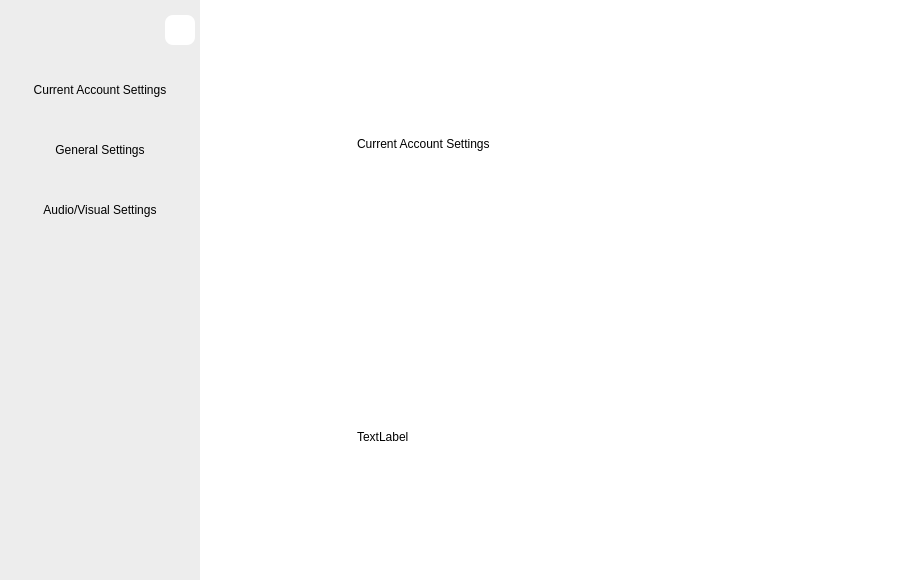
Above: settingswidget.ui from savoirfairelinux/jami-client-windows before the change. Below: the same form after it.
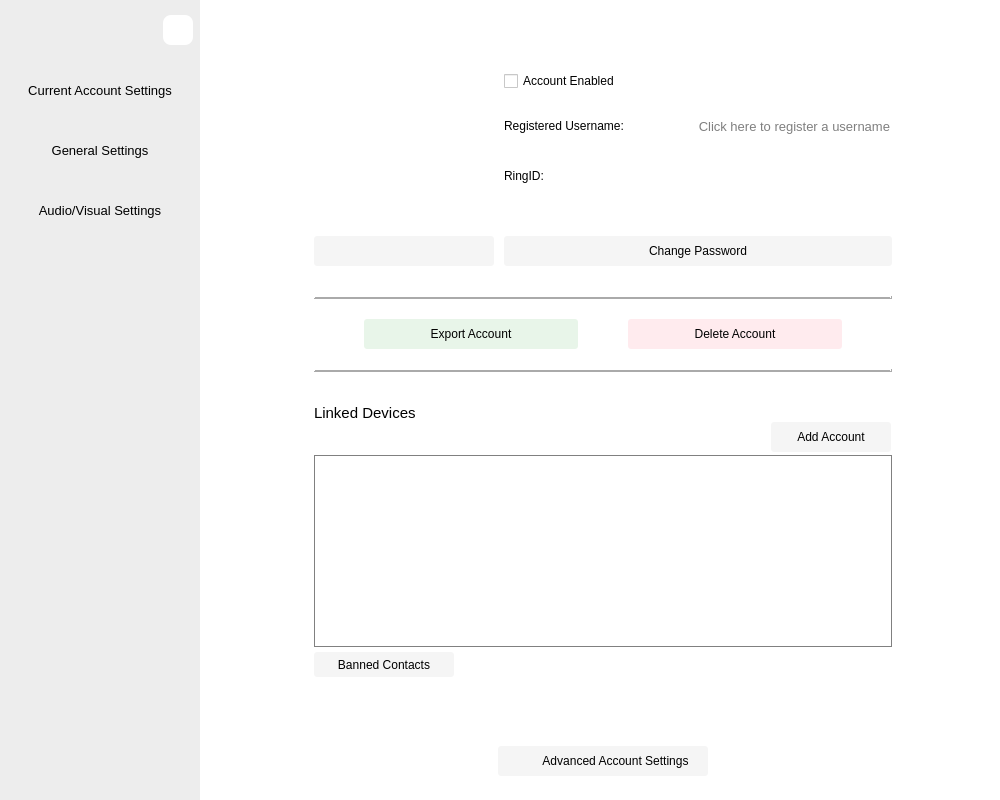
That is the form after the change. The open tabs and pages were chosen to show the change. Icons and pictures are not drawn. Custom widgets are drawn as their Qt base class.

Commit message: avatar selection

Patch:
```diff
--- a/settingswidget.ui
+++ b/settingswidget.ui
@@ -6,8 +6,8 @@
    <rect>
     <x>0</x>
     <y>0</y>
-    <width>914</width>
-    <height>580</height>
+    <width>1000</width>
+    <height>800</height>
    </rect>
   </property>
   <property name="windowTitle">
@@ -99,7 +99,7 @@
          <number>0</number>
         </property>
         <property name="rightMargin">
-         <number>5</number>
+         <number>7</number>
         </property>
         <item>
          <spacer name="horizontalSpacer_2">
@@ -177,6 +177,11 @@
           <height>60</height>
          </size>
         </property>
+        <property name="font">
+         <font>
+          <pointsize>10</pointsize>
+         </font>
+        </property>
         <property name="styleSheet">
          <string notr="true">border: 0px, </string>
         </property>
@@ -205,6 +210,11 @@
           <height>60</height>
          </size>
         </property>
+        <property name="font">
+         <font>
+          <pointsize>10</pointsize>
+         </font>
+        </property>
         <property name="styleSheet">
          <string notr="true">border: 0px, </string>
         </property>
@@ -233,6 +243,11 @@
           <height>60</height>
          </size>
         </property>
+        <property name="font">
+         <font>
+          <pointsize>10</pointsize>
+         </font>
+        </property>
         <property name="styleSheet">
          <string notr="true">border: 0px, </string>
         </property>
@@ -265,7 +280,13 @@
        <verstretch>0</verstretch>
       </sizepolicy>
      </property>
-     <layout class="QHBoxLayout" name="horizontalLayout_4">
+     <property name="maximumSize">
+      <size>
+       <width>16777215</width>
+       <height>16777215</height>
+      </size>
+     </property>
+     <layout class="QHBoxLayout" name="horizontalLayout_4" stretch="0,0,0">
       <property name="spacing">
        <number>0</number>
       </property>
@@ -291,23 +312,29 @@
         </property>
         <property name="sizeHint" stdset="0">
          <size>
-          <width>20</width>
-          <height>20</height>
+          <width>10</width>
+          <height>40</height>
          </size>
         </property>
        </spacer>
       </item>
       <item>
        <widget class="QStackedWidget" name="stackedWidget">
+        <property name="sizePolicy">
+         <sizepolicy hsizetype="MinimumExpanding" vsizetype="MinimumExpanding">
+          <horstretch>0</horstretch>
+          <verstretch>0</verstretch>
+         </sizepolicy>
+        </property>
         <property name="minimumSize">
          <size>
-          <width>400</width>
+          <width>600</width>
           <height>300</height>
          </size>
         </property>
         <property name="maximumSize">
          <size>
-          <width>400</width>
+          <width>600</width>
           <height>16777215</height>
          </size>
         </property>
@@ -534,6 +561,21 @@
            <verstretch>0</verstretch>
           </sizepolicy>
          </property>
+         <property name="minimumSize">
+          <size>
+           <width>610</width>
+           <height>800</height>
+          </size>
+         </property>
+         <property name="maximumSize">
+          <size>
+           <width>610</width>
+           <height>16777215</height>
+          </size>
+         </property>
+         <property name="styleSheet">
+          <string notr="true"/>
+         </property>
          <layout class="QGridLayout" name="gridLayout_2">
           <property name="leftMargin">
            <number>0</number>
@@ -548,34 +590,801 @@
            <number>0</number>
           </property>
           <item row="0" column="0">
-           <layout class="QVBoxLayout" name="verticalLayout_2">
-            <item>
-             <widget class="QLabel" name="currentAccountName">
-              <property name="sizePolicy">
-               <sizepolicy hsizetype="Minimum" vsizetype="Preferred">
-                <horstretch>0</horstretch>
-                <verstretch>0</verstretch>
-               </sizepolicy>
-              </property>
-              <property name="text">
-               <string>Current Account Settings</string>
-              </property>
-             </widget>
-            </item>
-            <item>
-             <widget class="QLabel" name="currentAccountAvatar">
-              <property name="sizePolicy">
-               <sizepolicy hsizetype="Minimum" vsizetype="Preferred">
-                <horstretch>0</horstretch>
-                <verstretch>0</verstretch>
-               </sizepolicy>
-              </property>
-              <property name="text">
-               <string>TextLabel</string>
-              </property>
-             </widget>
-            </item>
-           </layout>
+           <widget class="QWidget" name="currentAccountSettingsScrollWidget" native="true">
+            <property name="minimumSize">
+             <size>
+              <width>600</width>
+              <height>0</height>
+             </size>
+            </property>
+            <property name="maximumSize">
+             <size>
+              <width>600</width>
+              <height>16777215</height>
+             </size>
+            </property>
+            <layout class="QVBoxLayout" name="currentAccountSettingsScrollLayout" stretch="1,0,0,0,0,0,0,3,1">
+             <property name="spacing">
+              <number>0</number>
+             </property>
+             <property name="leftMargin">
+              <number>9</number>
+             </property>
+             <property name="rightMargin">
+              <number>13</number>
+             </property>
+             <item>
+              <spacer name="verticalSpacer_7">
+               <property name="orientation">
+                <enum>Qt::Vertical</enum>
+               </property>
+               <property name="sizeType">
+                <enum>QSizePolicy::MinimumExpanding</enum>
+               </property>
+               <property name="sizeHint" stdset="0">
+                <size>
+                 <width>20</width>
+                 <height>10</height>
+                </size>
+               </property>
+              </spacer>
+             </item>
+             <item>
+              <layout class="QHBoxLayout" name="horizontalLayout_16">
+               <property name="spacing">
+                <number>0</number>
+               </property>
+               <property name="leftMargin">
+                <number>0</number>
+               </property>
+               <property name="bottomMargin">
+                <number>5</number>
+               </property>
+               <item>
+                <layout class="QVBoxLayout" name="verticalLayout_9">
+                 <property name="spacing">
+                  <number>0</number>
+                 </property>
+                 <property name="leftMargin">
+                  <number>10</number>
+                 </property>
+                 <property name="rightMargin">
+                  <number>20</number>
+                 </property>
+                 <item>
+                  <layout class="QGridLayout" name="gridLayout">
+                   <property name="topMargin">
+                    <number>5</number>
+                   </property>
+                   <property name="bottomMargin">
+                    <number>10</number>
+                   </property>
+                   <property name="spacing">
+                    <number>0</number>
+                   </property>
+                   <item row="0" column="0">
+                    <widget class="QPushButton" name="currentAccountAvatar">
+                     <property name="sizePolicy">
+                      <sizepolicy hsizetype="Fixed" vsizetype="Fixed">
+                       <horstretch>0</horstretch>
+                       <verstretch>0</verstretch>
+                      </sizepolicy>
+                     </property>
+                     <property name="minimumSize">
+                      <size>
+                       <width>160</width>
+                       <height>160</height>
+                      </size>
+                     </property>
+                     <property name="maximumSize">
+                      <size>
+                       <width>160</width>
+                       <height>160</height>
+                      </size>
+                     </property>
+                     <property name="font">
+                      <font>
+                       <stylestrategy>PreferAntialias</stylestrategy>
+                      </font>
+                     </property>
+                     <property name="cursor">
+                      <cursorShape>PointingHandCursor</cursorShape>
+                     </property>
+                     <property name="styleSheet">
+                      <string notr="true">background: rgb(240, 240, 240);</string>
+                     </property>
+                     <property name="text">
+                      <string/>
+                     </property>
+                     <property name="iconSize">
+                      <size>
+                       <width>160</width>
+                       <height>160</height>
+                      </size>
+                     </property>
+                     <property name="flat">
+                      <bool>true</bool>
+                     </property>
+                    </widget>
+                   </item>
+                  </layout>
+                 </item>
+                </layout>
+               </item>
+               <item>
+                <layout class="QVBoxLayout" name="verticalLayout_4">
+                 <property name="spacing">
+                  <number>0</number>
+                 </property>
+                 <property name="topMargin">
+                  <number>10</number>
+                 </property>
+                 <item>
+                  <spacer name="verticalSpacer_9">
+                   <property name="orientation">
+                    <enum>Qt::Vertical</enum>
+                   </property>
+                   <property name="sizeType">
+                    <enum>QSizePolicy::Fixed</enum>
+                   </property>
+                   <property name="sizeHint" stdset="0">
+                    <size>
+                     <width>20</width>
+                     <height>30</height>
+                    </size>
+                   </property>
+                  </spacer>
+                 </item>
+                 <item>
+                  <widget class="QCheckBox" name="accountEnableCheckBox">
+                   <property name="sizePolicy">
+                    <sizepolicy hsizetype="MinimumExpanding" vsizetype="Fixed">
+                     <horstretch>0</horstretch>
+                     <verstretch>0</verstretch>
+                    </sizepolicy>
+                   </property>
+                   <property name="layoutDirection">
+                    <enum>Qt::LeftToRight</enum>
+                   </property>
+                   <property name="text">
+                    <string>Account Enabled</string>
+                   </property>
+                  </widget>
+                 </item>
+                 <item>
+                  <layout class="QHBoxLayout" name="horizontalLayout_17">
+                   <property name="spacing">
+                    <number>5</number>
+                   </property>
+                   <property name="topMargin">
+                    <number>10</number>
+                   </property>
+                   <item>
+                    <widget class="QLabel" name="currentRegisteredIDMessage">
+                     <property name="sizePolicy">
+                      <sizepolicy hsizetype="Fixed" vsizetype="Preferred">
+                       <horstretch>0</horstretch>
+                       <verstretch>0</verstretch>
+                      </sizepolicy>
+                     </property>
+                     <property name="minimumSize">
+                      <size>
+                       <width>120</width>
+                       <height>50</height>
+                      </size>
+                     </property>
+                     <property name="maximumSize">
+                      <size>
+                       <width>200</width>
+                       <height>50</height>
+                      </size>
+                     </property>
+                     <property name="font">
+                      <font>
+                       <stylestrategy>PreferAntialias</stylestrategy>
+                      </font>
+                     </property>
+                     <property name="lineWidth">
+                      <number>0</number>
+                     </property>
+                     <property name="text">
+                      <string>Registered Username: </string>
+                     </property>
+                    </widget>
+                   </item>
+                   <item>
+                    <widget class="QLineEdit" name="currentRegisteredID">
+                     <property name="sizePolicy">
+                      <sizepolicy hsizetype="MinimumExpanding" vsizetype="Preferred">
+                       <horstretch>0</horstretch>
+                       <verstretch>0</verstretch>
+                      </sizepolicy>
+                     </property>
+                     <property name="minimumSize">
+                      <size>
+                       <width>0</width>
+                       <height>40</height>
+                      </size>
+                     </property>
+                     <property name="maximumSize">
+                      <size>
+                       <width>16777215</width>
+                       <height>40</height>
+                      </size>
+                     </property>
+                     <property name="font">
+                      <font>
+                       <pointsize>10</pointsize>
+                       <stylestrategy>PreferAntialias</stylestrategy>
+                      </font>
+                     </property>
+                     <property name="mouseTracking">
+                      <bool>true</bool>
+                     </property>
+                     <property name="styleSheet">
+                      <string notr="true"/>
+                     </property>
+                     <property name="text">
+                      <string/>
+                     </property>
+                     <property name="frame">
+                      <bool>false</bool>
+                     </property>
+                     <property name="alignment">
+                      <set>Qt::AlignRight|Qt::AlignTrailing|Qt::AlignVCenter</set>
+                     </property>
+                     <property name="readOnly">
+                      <bool>false</bool>
+                     </property>
+                     <property name="placeholderText">
+                      <string>Click here to register a username</string>
+                     </property>
+                     <property name="clearButtonEnabled">
+                      <bool>false</bool>
+                     </property>
+                    </widget>
+                   </item>
+                  </layout>
+                 </item>
+                 <item>
+                  <layout class="QHBoxLayout" name="horizontalLayout_19">
+                   <property name="spacing">
+                    <number>0</number>
+                   </property>
+                   <item>
+                    <widget class="QLabel" name="currentRingIDMessage">
+                     <property name="sizePolicy">
+                      <sizepolicy hsizetype="Fixed" vsizetype="Preferred">
+                       <horstretch>0</horstretch>
+                       <verstretch>0</verstretch>
+                      </sizepolicy>
+                     </property>
+                     <property name="minimumSize">
+                      <size>
+                       <width>60</width>
+                       <height>50</height>
+                      </size>
+                     </property>
+                     <property name="maximumSize">
+                      <size>
+                       <width>60</width>
+                       <height>50</height>
+                      </size>
+                     </property>
+                     <property name="font">
+                      <font>
+                       <stylestrategy>PreferAntialias</stylestrategy>
+                      </font>
+                     </property>
+                     <property name="text">
+                      <string>RingID:</string>
+                     </property>
+                    </widget>
+                   </item>
+                   <item>
+                    <widget class="QLineEdit" name="currentRingID">
+                     <property name="sizePolicy">
+                      <sizepolicy hsizetype="MinimumExpanding" vsizetype="Preferred">
+                       <horstretch>0</horstretch>
+                       <verstretch>0</verstretch>
+                      </sizepolicy>
+                     </property>
+                     <property name="minimumSize">
+                      <size>
+                       <width>0</width>
+                       <height>40</height>
+                      </size>
+                     </property>
+                     <property name="maximumSize">
+                      <size>
+                       <width>16777215</width>
+                       <height>40</height>
+                      </size>
+                     </property>
+                     <property name="font">
+                      <font>
+                       <pointsize>10</pointsize>
+                       <stylestrategy>PreferAntialias</stylestrategy>
+                      </font>
+                     </property>
+                     <property name="styleSheet">
+                      <string notr="true">border: 0px; padding: 1px;</string>
+                     </property>
+                     <property name="text">
+                      <string/>
+                     </property>
+                     <property name="alignment">
+                      <set>Qt::AlignRight|Qt::AlignTrailing|Qt::AlignVCenter</set>
+                     </property>
+                    </widget>
+                   </item>
+                  </layout>
+                 </item>
+                 <item>
+                  <spacer name="verticalSpacer_10">
+                   <property name="orientation">
+                    <enum>Qt::Vertical</enum>
+                   </property>
+                   <property name="sizeType">
+                    <enum>QSizePolicy::Fixed</enum>
+                   </property>
+                   <property name="sizeHint" stdset="0">
+                    <size>
+                     <width>20</width>
+                     <height>30</height>
+                    </size>
+                   </property>
+                  </spacer>
+                 </item>
+                </layout>
+               </item>
+              </layout>
+             </item>
+             <item>
+              <layout class="QHBoxLayout" name="horizontalLayout_12" stretch="0,1">
+               <property name="spacing">
+                <number>10</number>
+               </property>
+               <property name="topMargin">
+                <number>0</number>
+               </property>
+               <item>
+                <widget class="QLineEdit" name="displayNameLineEdit">
+                 <property name="sizePolicy">
+                  <sizepolicy hsizetype="Fixed" vsizetype="Fixed">
+                   <horstretch>0</horstretch>
+                   <verstretch>0</verstretch>
+                  </sizepolicy>
+                 </property>
+                 <property name="minimumSize">
+                  <size>
+                   <width>180</width>
+                   <height>30</height>
+                  </size>
+                 </property>
+                 <property name="maximumSize">
+                  <size>
+                   <width>180</width>
+                   <height>50</height>
+                  </size>
+                 </property>
+                 <property name="font">
+                  <font>
+                   <stylestrategy>PreferAntialias</stylestrategy>
+                  </font>
+                 </property>
+                 <property name="styleSheet">
+                  <string notr="true">border: 0px; border-radius: 3px; background: rgb(245, 245, 245);</string>
+                 </property>
+                 <property name="text">
+                  <string/>
+                 </property>
+                </widget>
+               </item>
+               <item>
+                <widget class="QPushButton" name="passwdPushButton">
+                 <property name="sizePolicy">
+                  <sizepolicy hsizetype="Expanding" vsizetype="Fixed">
+                   <horstretch>0</horstretch>
+                   <verstretch>0</verstretch>
+                  </sizepolicy>
+                 </property>
+                 <property name="minimumSize">
+                  <size>
+                   <width>250</width>
+                   <height>30</height>
+                  </size>
+                 </property>
+                 <property name="maximumSize">
+                  <size>
+                   <width>390</width>
+                   <height>30</height>
+                  </size>
+                 </property>
+                 <property name="font">
+                  <font>
+                   <underline>false</underline>
+                  </font>
+                 </property>
+                 <property name="styleSheet">
+                  <string notr="true">border: 0px; border-radius: 3px; background: rgb(245, 245, 245);</string>
+                 </property>
+                 <property name="text">
+                  <string>Change Password</string>
+                 </property>
+                 <property name="checkable">
+                  <bool>true</bool>
+                 </property>
+                </widget>
+               </item>
+              </layout>
+             </item>
+             <item>
+              <layout class="QGridLayout" name="gridLayout_4">
+               <property name="topMargin">
+                <number>30</number>
+               </property>
+               <property name="bottomMargin">
+                <number>0</number>
+               </property>
+               <item row="1" column="0">
+                <layout class="QHBoxLayout" name="horizontalLayout_14">
+                 <property name="spacing">
+                  <number>50</number>
+                 </property>
+                 <property name="leftMargin">
+                  <number>50</number>
+                 </property>
+                 <property name="topMargin">
+                  <number>20</number>
+                 </property>
+                 <property name="rightMargin">
+                  <number>50</number>
+                 </property>
+                 <property name="bottomMargin">
+                  <number>20</number>
+                 </property>
+                 <item>
+                  <widget class="QPushButton" name="pushButton">
+                   <property name="minimumSize">
+                    <size>
+                     <width>0</width>
+                     <height>30</height>
+                    </size>
+                   </property>
+                   <property name="styleSheet">
+                    <string notr="true">border: 0px; border-radius: 3px; background: #e8f5e9;</string>
+                   </property>
+                   <property name="text">
+                    <string>Export Account</string>
+                   </property>
+                   <property name="flat">
+                    <bool>true</bool>
+                   </property>
+                  </widget>
+                 </item>
+                 <item>
+                  <widget class="QPushButton" name="pushButton_2">
+                   <property name="minimumSize">
+                    <size>
+                     <width>0</width>
+                     <height>30</height>
+                    </size>
+                   </property>
+                   <property name="styleSheet">
+                    <string notr="true">border: 0px; border-radius: 3px; background:#ffebee;</string>
+                   </property>
+                   <property name="text">
+                    <string>Delete Account</string>
+                   </property>
+                   <property name="flat">
+                    <bool>true</bool>
+                   </property>
+                  </widget>
+                 </item>
+                </layout>
+               </item>
+               <item row="4" column="0">
+                <widget class="QLabel" name="label">
+                 <property name="maximumSize">
+                  <size>
+                   <width>16777215</width>
+                   <height>30</height>
+                  </size>
+                 </property>
+                 <property name="font">
+                  <font>
+                   <pointsize>11</pointsize>
+                  </font>
+                 </property>
+                 <property name="text">
+                  <string>Linked Devices</string>
+                 </property>
+                </widget>
+               </item>
+               <item row="2" column="0">
+                <widget class="Line" name="line_2">
+                 <property name="windowModality">
+                  <enum>Qt::WindowModal</enum>
+                 </property>
+                 <property name="frameShadow">
+                  <enum>QFrame::Raised</enum>
+                 </property>
+                 <property name="lineWidth">
+                  <number>2</number>
+                 </property>
+                 <property name="orientation">
+                  <enum>Qt::Horizontal</enum>
+                 </property>
+                </widget>
+               </item>
+               <item row="0" column="0">
+                <widget class="Line" name="line">
+                 <property name="frameShadow">
+                  <enum>QFrame::Raised</enum>
+                 </property>
+                 <property name="lineWidth">
+                  <number>2</number>
+                 </property>
+                 <property name="orientation">
+                  <enum>Qt::Horizontal</enum>
+                 </property>
+                </widget>
+               </item>
+               <item row="3" column="0">
+                <spacer name="verticalSpacer_11">
+                 <property name="orientation">
+                  <enum>Qt::Vertical</enum>
+                 </property>
+                 <property name="sizeType">
+                  <enum>QSizePolicy::Fixed</enum>
+                 </property>
+                 <property name="sizeHint" stdset="0">
+                  <size>
+                   <width>20</width>
+                   <height>32</height>
+                  </size>
+                 </property>
+                </spacer>
+               </item>
+              </layout>
+             </item>
+             <item>
+              <layout class="QHBoxLayout" name="horizontalLayout_15">
+               <property name="leftMargin">
+                <number>0</number>
+               </property>
+               <property name="topMargin">
+                <number>0</number>
+               </property>
+               <property name="rightMargin">
+                <number>1</number>
+               </property>
+               <property name="bottomMargin">
+                <number>3</number>
+               </property>
+               <item>
+                <spacer name="horizontalSpacer_7">
+                 <property name="orientation">
+                  <enum>Qt::Horizontal</enum>
+                 </property>
+                 <property name="sizeHint" stdset="0">
+                  <size>
+                   <width>40</width>
+                   <height>20</height>
+                  </size>
+                 </property>
+                </spacer>
+               </item>
+               <item>
+                <widget class="QPushButton" name="pushButton_3">
+                 <property name="minimumSize">
+                  <size>
+                   <width>120</width>
+                   <height>30</height>
+                  </size>
+                 </property>
+                 <property name="maximumSize">
+                  <size>
+                   <width>120</width>
+                   <height>30</height>
+                  </size>
+                 </property>
+                 <property name="styleSheet">
+                  <string notr="true">border: 0px; border-radius: 3px; background: rgb(245, 245, 245);
+padding: 5px;
+</string>
+                 </property>
+                 <property name="text">
+                  <string>Add Account</string>
+                 </property>
+                 <property name="icon">
+                  <iconset>
+                   <normaloff>images/icons/round-add-24px.svg</normaloff>images/icons/round-add-24px.svg</iconset>
+                 </property>
+                 <property name="iconSize">
+                  <size>
+                   <width>24</width>
+                   <height>24</height>
+                  </size>
+                 </property>
+                 <property name="flat">
+                  <bool>false</bool>
+                 </property>
+                </widget>
+               </item>
+              </layout>
+             </item>
+             <item>
+              <widget class="QListView" name="linkdedDevicesListView">
+               <property name="sizePolicy">
+                <sizepolicy hsizetype="Expanding" vsizetype="MinimumExpanding">
+                 <horstretch>0</horstretch>
+                 <verstretch>0</verstretch>
+                </sizepolicy>
+               </property>
+               <property name="maximumSize">
+                <size>
+                 <width>16777215</width>
+                 <height>200</height>
+                </size>
+               </property>
+               <property name="styleSheet">
+                <string notr="true">border: 1px solid grey;</string>
+               </property>
+               <property name="frameShadow">
+                <enum>QFrame::Plain</enum>
+               </property>
+              </widget>
+             </item>
+             <item>
+              <layout class="QHBoxLayout" name="horizontalLayout_18">
+               <property name="topMargin">
+                <number>5</number>
+               </property>
+               <item>
+                <widget class="QPushButton" name="pushButton_4">
+                 <property name="minimumSize">
+                  <size>
+                   <width>140</width>
+                   <height>25</height>
+                  </size>
+                 </property>
+                 <property name="maximumSize">
+                  <size>
+                   <width>140</width>
+                   <height>25</height>
+                  </size>
+                 </property>
+                 <property name="layoutDirection">
+                  <enum>Qt::RightToLeft</enum>
+                 </property>
+                 <property name="styleSheet">
+                  <string notr="true">border: 0px; border-radius: 3px; background: rgb(245, 245, 245);
+padding: 3px;
+</string>
+                 </property>
+                 <property name="text">
+                  <string>Banned Contacts</string>
+                 </property>
+                 <property name="icon">
+                  <iconset>
+                   <normaloff>images/icons/round-arrow_right-24px.svg</normaloff>images/icons/round-arrow_right-24px.svg</iconset>
+                 </property>
+                 <property name="iconSize">
+                  <size>
+                   <width>24</width>
+                   <height>24</height>
+                  </size>
+                 </property>
+                </widget>
+               </item>
+               <item>
+                <spacer name="horizontalSpacer_8">
+                 <property name="orientation">
+                  <enum>Qt::Horizontal</enum>
+                 </property>
+                 <property name="sizeHint" stdset="0">
+                  <size>
+                   <width>40</width>
+                   <height>20</height>
+                  </size>
+                 </property>
+                </spacer>
+               </item>
+              </layout>
+             </item>
+             <item>
+              <spacer name="verticalSpacer_8">
+               <property name="orientation">
+                <enum>Qt::Vertical</enum>
+               </property>
+               <property name="sizeType">
+                <enum>QSizePolicy::MinimumExpanding</enum>
+               </property>
+               <property name="sizeHint" stdset="0">
+                <size>
+                 <width>20</width>
+                 <height>20</height>
+                </size>
+               </property>
+              </spacer>
+             </item>
+             <item>
+              <layout class="QHBoxLayout" name="horizontalLayout_20">
+               <property name="topMargin">
+                <number>4</number>
+               </property>
+               <property name="bottomMargin">
+                <number>15</number>
+               </property>
+               <item>
+                <spacer name="horizontalSpacer_9">
+                 <property name="orientation">
+                  <enum>Qt::Horizontal</enum>
+                 </property>
+                 <property name="sizeHint" stdset="0">
+                  <size>
+                   <width>40</width>
+                   <height>20</height>
+                  </size>
+                 </property>
+                </spacer>
+               </item>
+               <item>
+                <widget class="QPushButton" name="advancedAccountSettingsPButton">
+                 <property name="minimumSize">
+                  <size>
+                   <width>210</width>
+                   <height>30</height>
+                  </size>
+                 </property>
+                 <property name="maximumSize">
+                  <size>
+                   <width>210</width>
+                   <height>30</height>
+                  </size>
+                 </property>
+                 <property name="layoutDirection">
+                  <enum>Qt::RightToLeft</enum>
+                 </property>
+                 <property name="styleSheet">
+                  <string notr="true">border: 0px; border-radius: 3px; background: rgb(245, 245, 245);
+padding-right: 25px;
+</string>
+                 </property>
+                 <property name="text">
+                  <string>Advanced Account Settings</string>
+                 </property>
+                 <property name="icon">
+                  <iconset>
+                   <normaloff>images/icons/round-arrow_drop_down-24px.svg</normaloff>images/icons/round-arrow_drop_down-24px.svg</iconset>
+                 </property>
+                 <property name="iconSize">
+                  <size>
+                   <width>24</width>
+                   <height>24</height>
+                  </size>
+                 </property>
+                </widget>
+               </item>
+               <item>
+                <spacer name="horizontalSpacer_10">
+                 <property name="orientation">
+                  <enum>Qt::Horizontal</enum>
+                 </property>
+                 <property name="sizeHint" stdset="0">
+                  <size>
+                   <width>40</width>
+                   <height>20</height>
+                  </size>
+                 </property>
+                </spacer>
+               </item>
+              </layout>
+             </item>
+            </layout>
+           </widget>
           </item>
          </layout>
         </widget>
@@ -899,7 +1708,7 @@
         </property>
         <property name="sizeHint" stdset="0">
          <size>
-          <width>20</width>
+          <width>10</width>
           <height>0</height>
          </size>
         </property>
```
Left out of the diff: 18 changed lines with no effect on the pictures. The commit also changes 32 other files.
